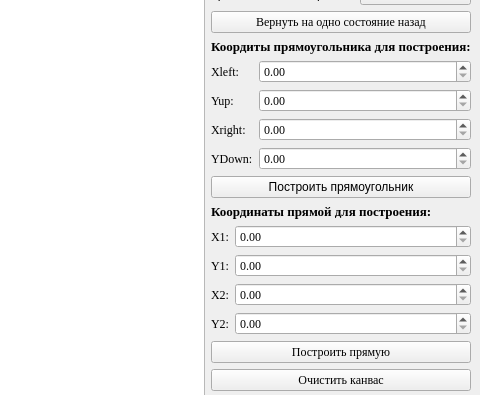
Before: the Qt Designer form 7_lab/main.ui in needsomesleeptd/Compgraph, drawn with Qt 5; both pictures show x 713 to 1193 and y 459 to 854 of the 1193 by 1000 pixel window.
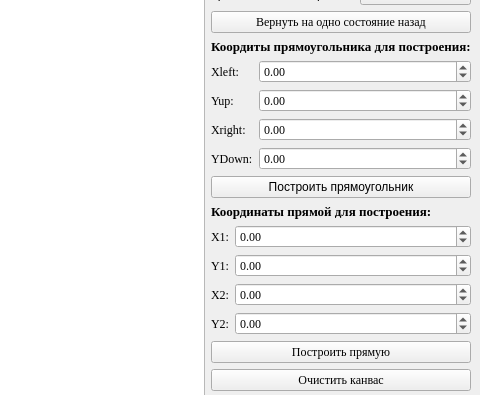
After: the same form once the commit is applied. Custom widgets are drawn as their Qt base class.

What changed in the file:
```diff
--- a/7_lab/main.ui
+++ b/7_lab/main.ui
@@ -187,6 +187,15 @@
                 <pointsize>9</pointsize>
                </font>
               </property>
+              <property name="minimum">
+               <double>-1000.000000000000000</double>
+              </property>
+              <property name="maximum">
+               <double>1000.000000000000000</double>
+              </property>
+              <property name="singleStep">
+               <double>10.000000000000000</double>
+              </property>
              </widget>
             </item>
             <item row="1" column="0">
@@ -210,6 +219,15 @@
                 <pointsize>9</pointsize>
                </font>
               </property>
+              <property name="minimum">
+               <double>-1000.000000000000000</double>
+              </property>
+              <property name="maximum">
+               <double>1000.000000000000000</double>
+              </property>
+              <property name="singleStep">
+               <double>10.000000000000000</double>
+              </property>
              </widget>
             </item>
             <item row="2" column="0">
@@ -233,6 +251,15 @@
                 <pointsize>9</pointsize>
                </font>
               </property>
+              <property name="minimum">
+               <double>-1000.000000000000000</double>
+              </property>
+              <property name="maximum">
+               <double>1000.000000000000000</double>
+              </property>
+              <property name="singleStep">
+               <double>10.000000000000000</double>
+              </property>
              </widget>
             </item>
             <item row="3" column="0">
@@ -256,6 +283,15 @@
                 <pointsize>9</pointsize>
                </font>
               </property>
+              <property name="minimum">
+               <double>-1000.000000000000000</double>
+              </property>
+              <property name="maximum">
+               <double>1000.000000000000000</double>
+              </property>
+              <property name="singleStep">
+               <double>10.000000000000000</double>
+              </property>
              </widget>
             </item>
            </layout>
@@ -305,6 +341,15 @@
                 <pointsize>9</pointsize>
                </font>
               </property>
+              <property name="minimum">
+               <double>-1000.000000000000000</double>
+              </property>
+              <property name="maximum">
+               <double>1000.000000000000000</double>
+              </property>
+              <property name="singleStep">
+               <double>10.000000000000000</double>
+              </property>
              </widget>
             </item>
             <item row="1" column="0">
@@ -328,6 +373,15 @@
                 <pointsize>9</pointsize>
                </font>
               </property>
+              <property name="minimum">
+               <double>-1000.000000000000000</double>
+              </property>
+              <property name="maximum">
+               <double>1000.000000000000000</double>
+              </property>
+              <property name="singleStep">
+               <double>10.000000000000000</double>
+              </property>
              </widget>
             </item>
             <item row="2" column="0">
@@ -351,6 +405,15 @@
                 <pointsize>9</pointsize>
                </font>
               </property>
+              <property name="minimum">
+               <double>-1000.000000000000000</double>
+              </property>
+              <property name="maximum">
+               <double>1000.000000000000000</double>
+              </property>
+              <property name="singleStep">
+               <double>10.000000000000000</double>
+              </property>
              </widget>
             </item>
             <item row="3" column="0">
@@ -374,6 +437,15 @@
                 <pointsize>9</pointsize>
                </font>
               </property>
+              <property name="minimum">
+               <double>-1000.000000000000000</double>
+              </property>
+              <property name="maximum">
+               <double>1000.000000000000000</double>
+              </property>
+              <property name="singleStep">
+               <double>10.000000000000000</double>
+              </property>
              </widget>
             </item>
            </layout>
```
Left out of the diff: 2 changed lines with no effect on the pictures.
